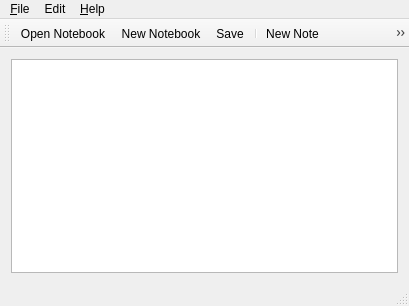
kashapov17/toynote, file mainwindow.ui: the form before one commit.
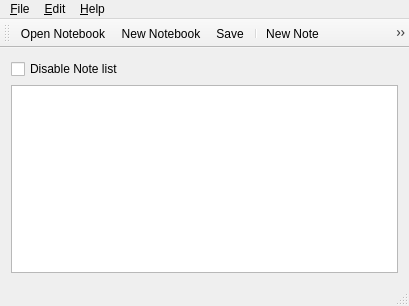
The form after the commit. Icons and pictures are not drawn.

```diff
--- a/mainwindow.ui
+++ b/mainwindow.ui
@@ -17,10 +17,19 @@
    <iconset resource="resources.qrc">
     <normaloff>:/icons/appicon.svg</normaloff>:/icons/appicon.svg</iconset>
   </property>
+  <property name="tabShape">
+   <enum>QTabWidget::Rounded</enum>
+  </property>
   <widget class="QWidget" name="centralWidget">
+   <property name="enabled">
+    <bool>true</bool>
+   </property>
    <layout class="QGridLayout" name="gridLayout">
-    <item row="0" column="0">
+    <item row="3" column="0">
      <widget class="QTableView" name="notesView">
+      <property name="enabled">
+       <bool>true</bool>
+      </property>
       <property name="minimumSize">
        <size>
         <width>382</width>
@@ -35,6 +44,16 @@
       </property>
      </widget>
     </item>
+    <item row="0" column="0" alignment="Qt::AlignLeft|Qt::AlignTop">
+     <widget class="QCheckBox" name="checkBox">
+      <property name="enabled">
+       <bool>true</bool>
+      </property>
+      <property name="text">
+       <string>Disable Note list</string>
+      </property>
+     </widget>
+    </item>
    </layout>
   </widget>
   <widget class="QMenuBar" name="menuBar">
@@ -71,7 +90,7 @@
    </widget>
    <widget class="QMenu" name="menuEdit">
     <property name="title">
-     <string>Edit</string>
+     <string>&amp;Edit</string>
     </property>
    </widget>
    <addaction name="menuFile"/>
```
Left out of the diff: 66 changed lines with no effect on the pictures.
